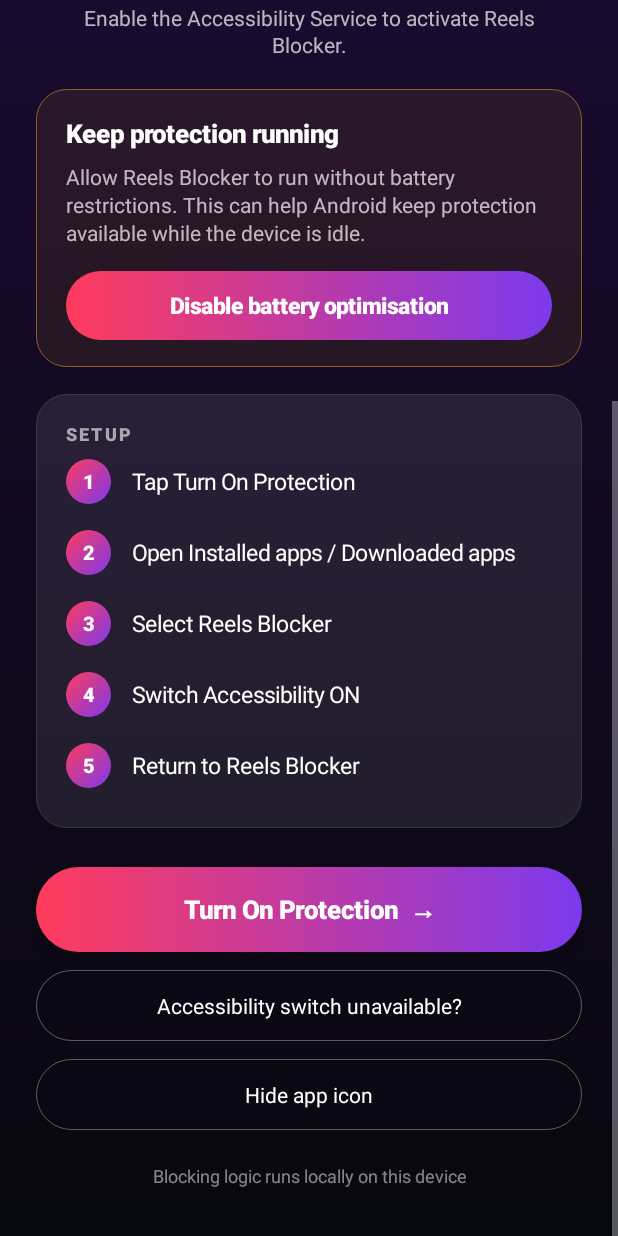
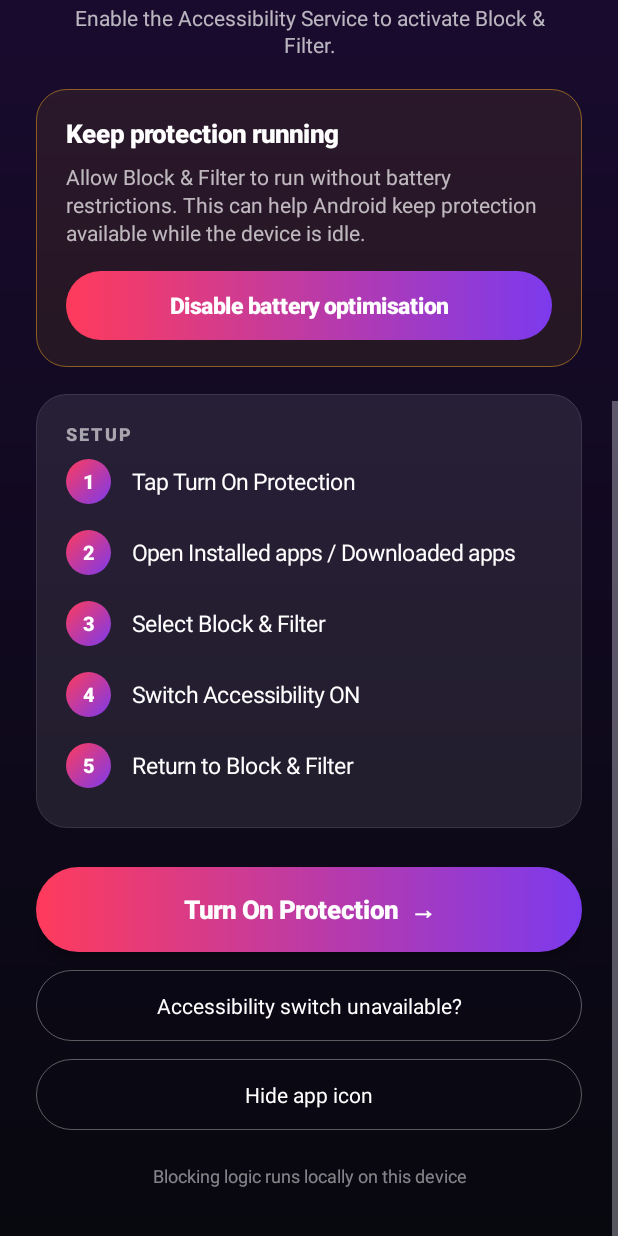
Before and after one commit to lingarajshivam-dev/Reels-Blocker, an Android app: the screen it shows after launch (MainActivity), scrolled down 396 dp, on a phone screen of 412 x 824 dp. Run offline under Robolectric (Android 15) with nearby library versions, the phone set to English and light mode, and no system bars.

Commit message:
Update MainActivity.java

```diff
--- a/app/src/main/java/com/example/invisibleblocker/MainActivity.java
+++ b/app/src/main/java/com/example/invisibleblocker/MainActivity.java
@@ -219,7 +219,7 @@ public class MainActivity extends Activity {
 
         TextView title =
                 createText(
-                        "Reels Blocker",
+                        "Block & Filter",
                         30,
                         Color.WHITE,
                         true
@@ -466,7 +466,7 @@ public class MainActivity extends Activity {
 
             batteryStatusText.setText(
                     "Battery restrictions are disabled. " +
-                    "Android can keep Reels Blocker available " +
+                    "Android can keep Block & Filter available " +
                     "while the device is idle."
             );
 
@@ -517,7 +517,7 @@ public class MainActivity extends Activity {
         } else {
 
             batteryStatusText.setText(
-                    "Allow Reels Blocker to run without battery restrictions. " +
+                    "Allow Block & Filter to run without battery restrictions. " +
                     "This can help Android keep protection available while " +
                     "the device is idle."
             );
@@ -588,7 +588,7 @@ public class MainActivity extends Activity {
                 )
                 .setMessage(
                         "Android may restrict background activity while the device is idle.\n\n" +
-                        "Continue to the Android system prompt and allow Reels Blocker " +
+                        "Continue to the Android system prompt and allow Block & Filter " +
                         "to run without battery optimisation."
                 )
                 .setPositiveButton(
@@ -708,7 +708,7 @@ public class MainActivity extends Activity {
         setupCard.addView(
                 createStep(
                         3,
-                        "Select Reels Blocker"
+                        "Select Block & Filter"
                 )
         );
 
@@ -722,7 +722,7 @@ public class MainActivity extends Activity {
         setupCard.addView(
                 createStep(
                         5,
-                        "Return to Reels Blocker"
+                        "Return to Block & Filter"
                 )
         );
 
@@ -1098,7 +1098,7 @@ public class MainActivity extends Activity {
 
             subText.setText(
                     "Instagram Reels, YouTube Shorts and Facebook Reels\n" +
-                    "are monitored by Reels Blocker."
+                    "are monitored by Block & Filter."
             );
 
             setupCard.setVisibility(
@@ -1139,7 +1139,7 @@ public class MainActivity extends Activity {
             );
 
             subText.setText(
-                    "Enable the Accessibility Service to activate Reels Blocker."
+                    "Enable the Accessibility Service to activate Block & Filter."
             );
 
             setupCard.setVisibility(
@@ -1223,10 +1223,10 @@ public class MainActivity extends Activity {
                 android.R.style.Theme_DeviceDefault_Dialog_Alert
         )
                 .setTitle(
-                        "Turn on Reels Blocker"
+                        "Turn on Block & Filter"
                 )
                 .setMessage(
-                        "Reels Blocker uses Android Accessibility to detect " +
+                        "Block & Filter uses Android Accessibility to detect " +
                         "supported Reels and Shorts navigation screens and redirect " +
                         "the user to the normal application feed.\n\n" +
                         "The blocking logic runs locally on the device."
@@ -1373,9 +1373,9 @@ public class MainActivity extends Activity {
                         "Hide app icon?"
                 )
                 .setMessage(
-                        "Reels Blocker will be removed from the normal launcher.\n\n" +
+                        "Block & Filter will be removed from the normal launcher.\n\n" +
                         "The Accessibility Service can continue operating. " +
-                        "Before hiding the icon, make sure the Reels Blocker settings " +
+                        "Before hiding the icon, make sure the Block & Filter settings " +
                         "screen can be reopened from Android Accessibility settings."
                 )
                 .setPositiveButton(
```
